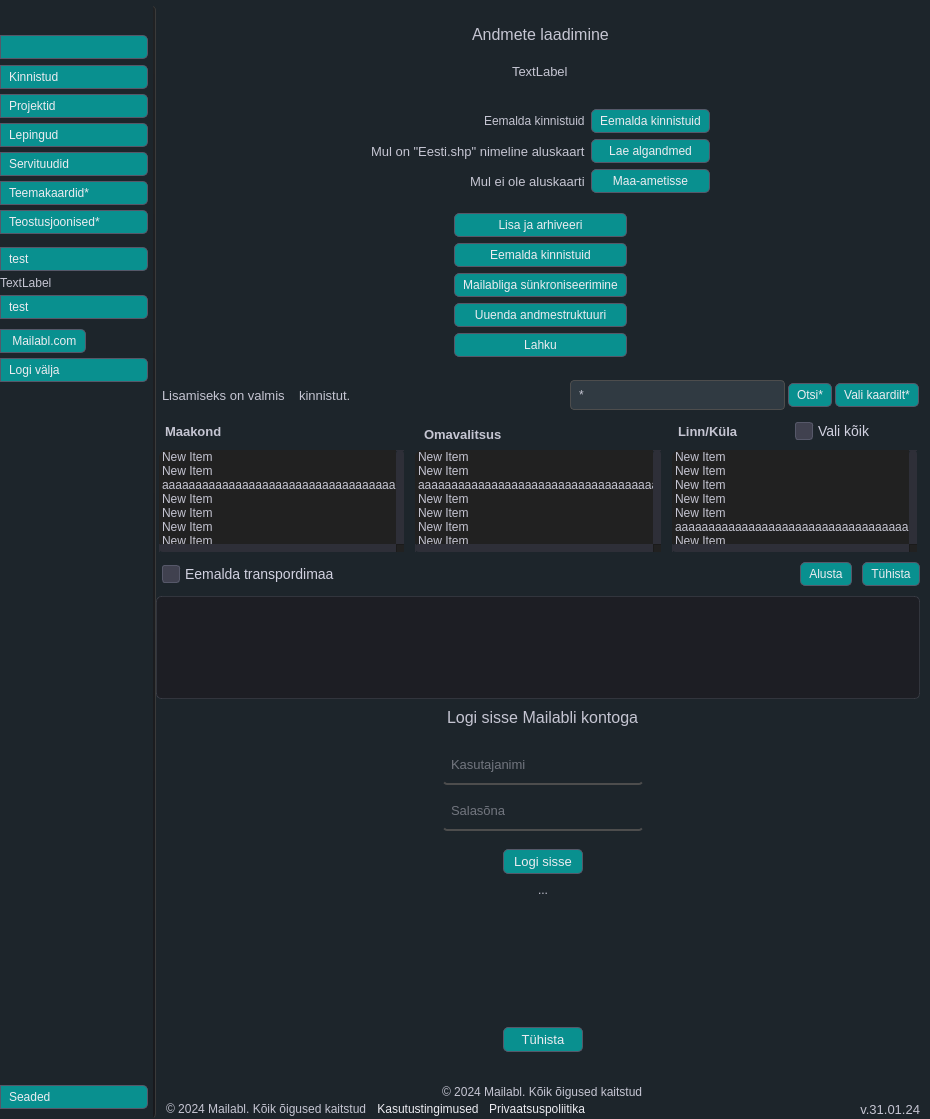
Old version of the form mailabl-qgis/Mailabl_dialog_base.ui in the repository TuloliKalver/mailabl-qgis.
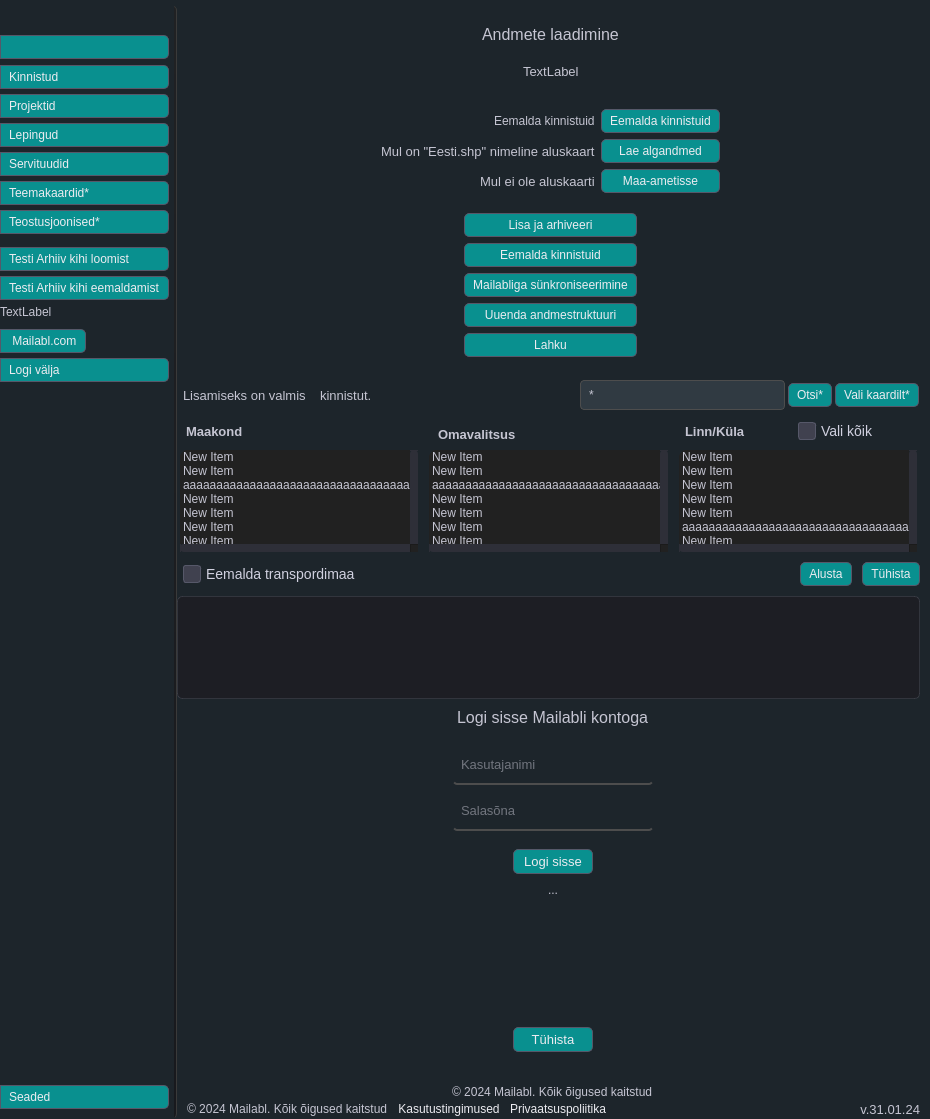
New version of the form. Icons and pictures are not drawn. Custom widgets are drawn as their Qt base class.

The edit to the form file:
```diff
--- a/mailabl-qgis/Mailabl_dialog_base.ui
+++ b/mailabl-qgis/Mailabl_dialog_base.ui
@@ -1299,7 +1299,7 @@
                      <string notr="true"/>
                     </property>
                     <property name="text">
-                     <string>test</string>
+                     <string>Testi Arhiiv kihi loomist</string>
                     </property>
                     <property name="icon">
                      <iconset>
@@ -1313,6 +1313,13 @@
                     </property>
                    </widget>
                   </item>
+                  <item>
+                   <widget class="QPushButton" name="pushButton">
+                    <property name="text">
+                     <string>Testi Arhiiv kihi eemaldamist</string>
+                    </property>
+                   </widget>
+                  </item>
                   <item>
                    <widget class="QLabel" name="label_5">
                     <property name="text">
@@ -1320,13 +1327,6 @@
                     </property>
                    </widget>
                   </item>
-                  <item>
-                   <widget class="QPushButton" name="pushButton">
-                    <property name="text">
-                     <string>test</string>
-                    </property>
-                   </widget>
-                  </item>
                   <item>
                    <widget class="QFrame" name="frame_61">
                     <property name="frameShape">
```
